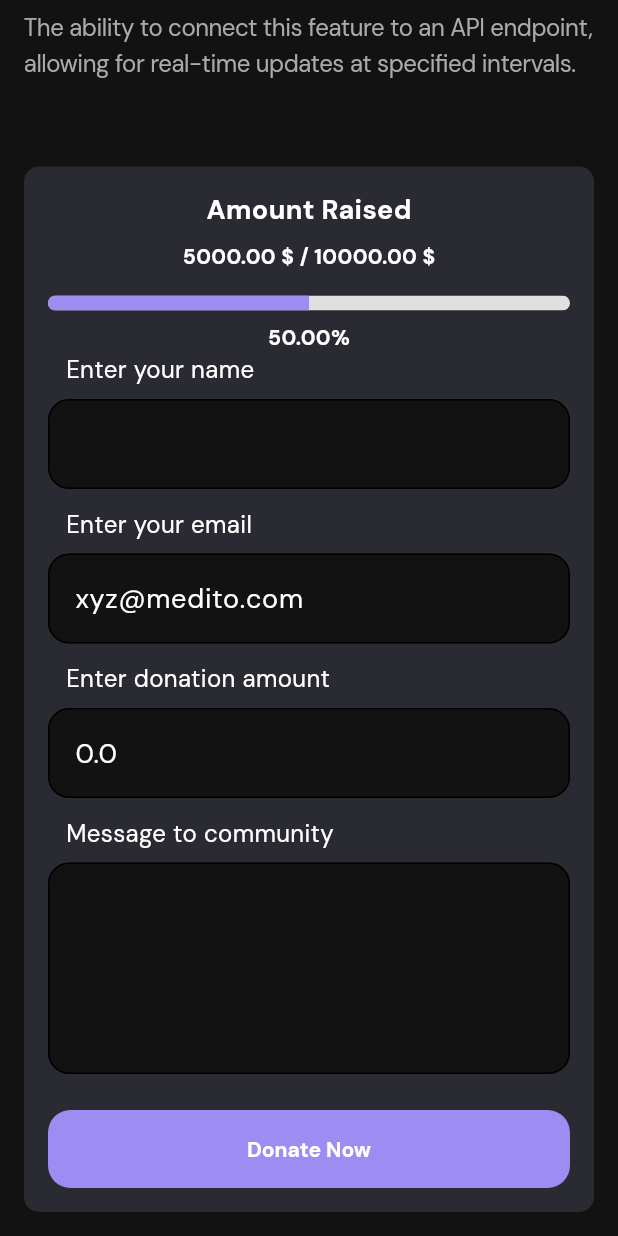
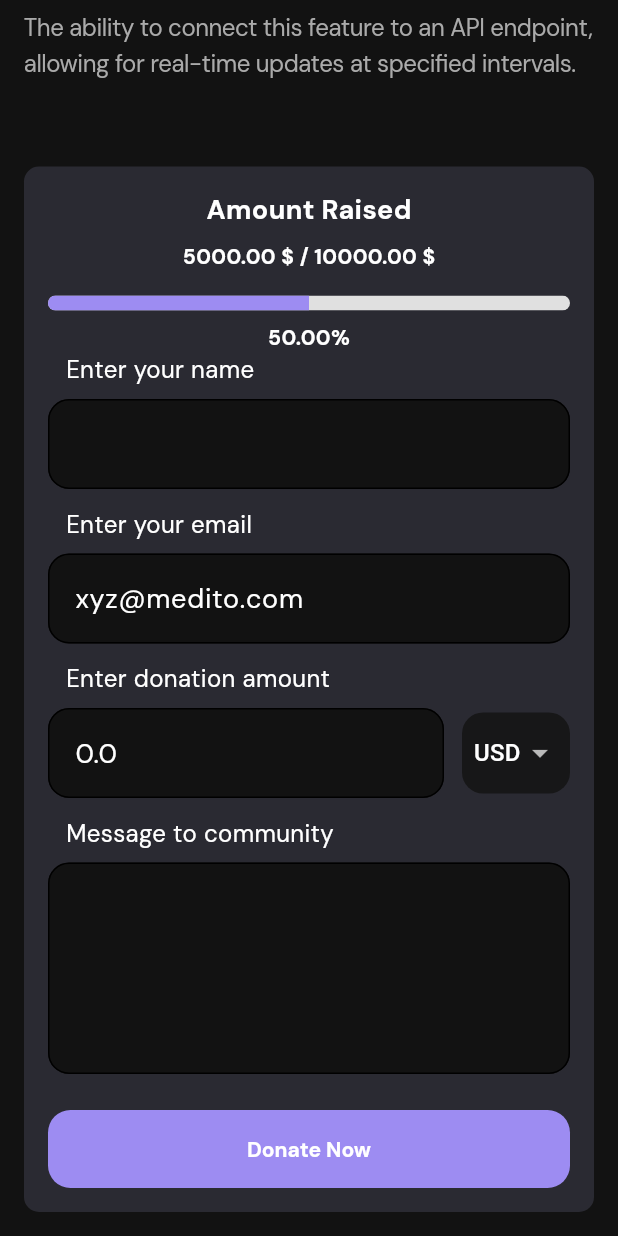
Before and after one commit to osamaasifoak/medito-fundraising, a Flutter app: the screen it shows after launch, scrolled down 937 dp, on a phone screen of 412 x 824 dp. Run offline on Flutter 3.47's test engine with Material 3 defaults, Android fonts, the phone set to English and light mode, and no system bars; our stand-ins replace email_validator, flutter_riverpod, flutter_svg, go_router; missing offline and left inert: flutter_stripe.

Commit message:
ui: currency dropdown added

```diff
--- a/lib/widgets/donation_form_widget.dart
+++ b/lib/widgets/donation_form_widget.dart
@@ -19,13 +19,15 @@ class DonationFormWidget extends ConsumerStatefulWidget {
 class _DonationFormWidgetState extends ConsumerState<DonationFormWidget>
     with WidgetsBindingObserver {
   final GlobalKey<FormState> _formKey = GlobalKey<FormState>();
+  final _paymentIntentClientSecret = '<YOUR_PAYMENT_INTENT_CLIENT_SECRET>';
+  final _merchantDisplayName = 'Your App Name';
+  final _hintEmail = "xyz@medito.com";
+  final _hintDonationAmount = "0.0";
+  final List<String> currencies = ['USD', 'PKR', 'EUR', 'CAD'];
+  String selectedCurrency = 'USD';
+
   @override
   Widget build(BuildContext context) {
-    const paymentIntentClientSecret = '<YOUR_PAYMENT_INTENT_CLIENT_SECRET>';
-    const merchantDisplayName = 'Your App Name';
-    var hintEmail = "xyz@medito.com";
-    var hintDonationAmount = "0.0";
-
     return Form(
       key: _formKey,
       child: Column(
@@ -41,18 +43,26 @@ class _DonationFormWidgetState extends ConsumerState<DonationFormWidget>
           height12,
           _buildFieldTitle(StringConstants.enterYourEmail),
           TextFormField(
-            decoration: inputDecoration(hintText: hintEmail),
+            decoration: inputDecoration(hintText: _hintEmail),
             keyboardType: TextInputType.emailAddress,
             validator: ValidationUtils.validateEmail,
             onChanged: _handleEmailChanged,
           ),
           height12,
           _buildFieldTitle(StringConstants.enterDonationAmount),
-          TextFormField(
-            decoration: inputDecoration(hintText: hintDonationAmount),
-            keyboardType: TextInputType.number,
-            validator: ValidationUtils.validateDigit,
-            onChanged: _handleDonationChanged,
+          Row(
+            children: [
+              Flexible(
+                child: TextFormField(
+                  decoration: inputDecoration(hintText: _hintDonationAmount),
+                  keyboardType: TextInputType.number,
+                  validator: ValidationUtils.validateDigit,
+                  onChanged: _handleDonationChanged,
+                ),
+              ),
+              width12,
+              _buildCurrencyDropdown()
+            ],
           ),
           height12,
           _buildFieldTitle(StringConstants.messageToCommunity),
@@ -73,9 +83,9 @@ class _DonationFormWidgetState extends ConsumerState<DonationFormWidget>
               if (_formKey.currentState!.validate()) {
                 if (ref.read(donationProvider.notifier).validate()) {
                   await Stripe.instance.initPaymentSheet(
-                    paymentSheetParameters: const SetupPaymentSheetParameters(
-                      paymentIntentClientSecret: paymentIntentClientSecret,
-                      merchantDisplayName: merchantDisplayName,
+                    paymentSheetParameters: SetupPaymentSheetParameters(
+                      paymentIntentClientSecret: _paymentIntentClientSecret,
+                      merchantDisplayName: _merchantDisplayName,
                     ),
                   );
                   await Stripe.instance.presentPaymentSheet();
@@ -92,6 +102,31 @@ class _DonationFormWidgetState extends ConsumerState<DonationFormWidget>
     return Padding(
       padding: const EdgeInsets.only(left: padding12, bottom: padding8),
       child: Text(title),
+    );
+  }
+
+  Widget _buildCurrencyDropdown() {
+    return Container(
+      decoration: BoxDecoration(
+          borderRadius: BorderRadius.circular(borderRadius14),
+          color: ColorConstants.ebony),
+      padding: const EdgeInsets.symmetric(vertical: 3, horizontal: padding8),
+      child: DropdownButton(
+        value: selectedCurrency,
+        borderRadius: BorderRadius.circular(borderRadius14),
+        underline: const SizedBox(),
+        items: currencies.map<DropdownMenuItem<String>>((String value) {
+          return DropdownMenuItem<String>(
+            value: value,
+            child: Text(value),
+          );
+        }).toList(),
+        onChanged: (String? value) {
+          setState(() {
+            selectedCurrency = value ?? selectedCurrency;
+          });
+        },
+      ),
     );
   }
 
```
